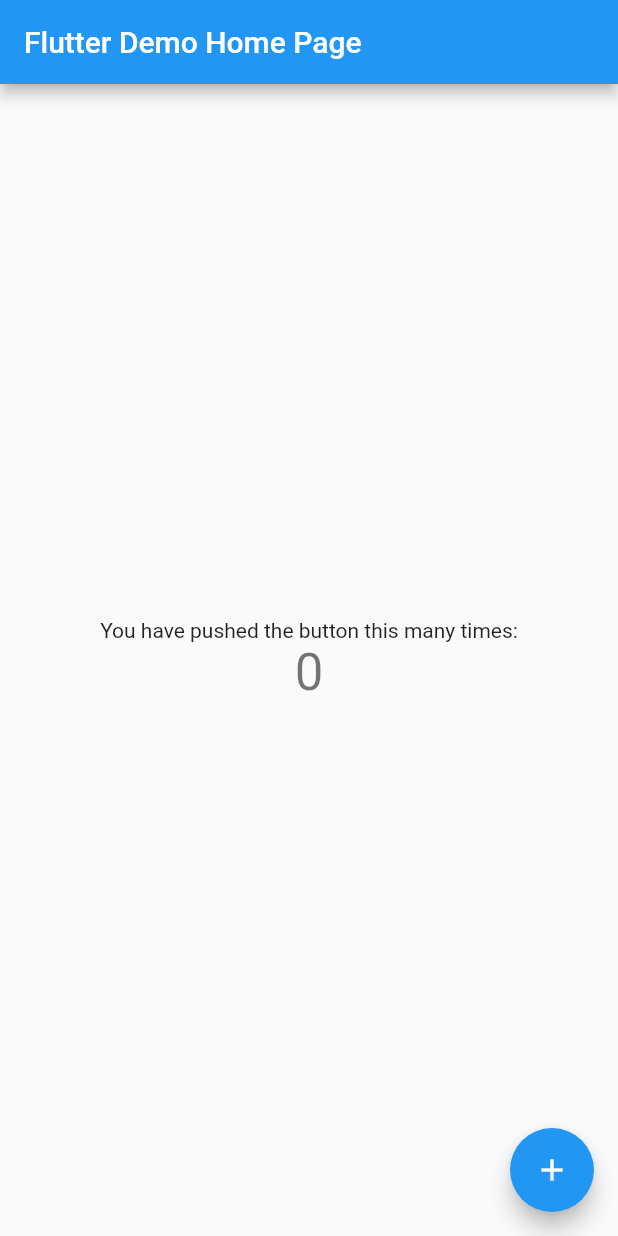
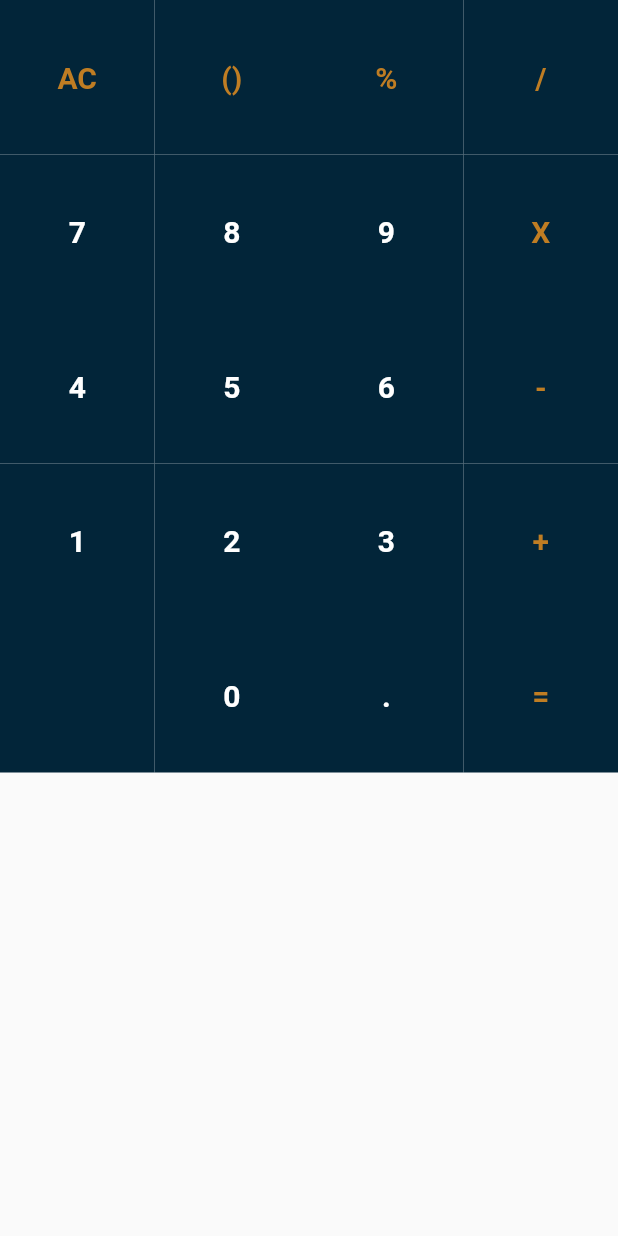
Before and after one commit to fabricio-silva-89/calc, a Flutter app: the screen it shows after launch, on a phone screen of 412 x 824 dp. Run offline on Flutter 3.47's test engine with Material 2 defaults, Android fonts, the phone set to English and light mode, and no system bars; our stand-ins replace google_fonts.

Commit message:
criação do keyboard

```diff
--- /dev/null
+++ b/lib/core/app_colors.dart
@@ -0,0 +1,9 @@
+import 'package:flutter/material.dart';
+
+class AppColors {
+  static final Color blue = Color(0xFF022539);
+  static final Color darkBlue = Color(0xFF011b29);
+  static final Color white = Colors.white;
+  static final Color gold = Color(0xFFbf7d23);
+  static final Color transparent = Colors.transparent;
+}
--- /dev/null
+++ b/lib/core/app_text_styles.dart
@@ -0,0 +1,29 @@
+import 'package:calc/core/app_colors.dart';
+import 'package:flutter/material.dart';
+import 'package:google_fonts/google_fonts.dart';
+
+class AppTextStyles {
+  static final TextStyle keyboardNumber = GoogleFonts.roboto(
+    color: AppColors.white,
+    fontSize: 20.0,
+    fontWeight: FontWeight.bold,
+  );
+
+  static final TextStyle keyboardSymbol = GoogleFonts.roboto(
+    color: AppColors.gold,
+    fontSize: 20.0,
+    fontWeight: FontWeight.bold,
+  );
+
+  static final TextStyle result = GoogleFonts.roboto(
+    color: AppColors.white,
+    fontSize: 32.0,
+    fontWeight: FontWeight.bold,
+  );
+
+  static final TextStyle input = GoogleFonts.roboto(
+    color: AppColors.white,
+    fontSize: 18.0,
+    fontWeight: FontWeight.bold,
+  );
+}
--- /dev/null
+++ b/lib/core/app_widget.dart
@@ -0,0 +1,9 @@
+import 'package:calc/pages/home_page.dart';
+import 'package:flutter/material.dart';
+
+class AppWidget extends StatelessWidget {
+  @override
+  Widget build(BuildContext context) {
+    return HomePage();
+  }
+}
--- a/lib/main.dart
+++ b/lib/main.dart
@@ -1,3 +1,4 @@
+import 'package:calc/pages/home_page.dart';
 import 'package:flutter/material.dart';
 
 void main() {
@@ -5,109 +6,11 @@ void main() {
 }
 
 class MyApp extends StatelessWidget {
-  // This widget is the root of your application.
   @override
   Widget build(BuildContext context) {
     return MaterialApp(
-      title: 'Flutter Demo',
-      theme: ThemeData(
-        // This is the theme of your application.
-        //
-        // Try running your application with "flutter run". You'll see the
-        // application has a blue toolbar. Then, without quitting the app, try
-        // changing the primarySwatch below to Colors.green and then invoke
-        // "hot reload" (press "r" in the console where you ran "flutter run",
-        // or simply save your changes to "hot reload" in a Flutter IDE).
-        // Notice that the counter didn't reset back to zero; the application
-        // is not restarted.
-        primarySwatch: Colors.blue,
-      ),
-      home: MyHomePage(title: 'Flutter Demo Home Page'),
+      title: 'Calc',
+      home: HomePage(),
     );
   }
 }
-
-class MyHomePage extends StatefulWidget {
-  MyHomePage({Key? key, this.title}) : super(key: key);
-
-  // This widget is the home page of your application. It is stateful, meaning
-  // that it has a State object (defined below) that contains fields that affect
-  // how it looks.
-
-  // This class is the configuration for the state. It holds the values (in this
-  // case the title) provided by the parent (in this case the App widget) and
-  // used by the build method of the State. Fields in a Widget subclass are
-  // always marked "final".
-
-  final String? title;
-
-  @override
-  _MyHomePageState createState() => _MyHomePageState();
-}
-
-class _MyHomePageState extends State<MyHomePage> {
-  int _counter = 0;
-
-  void _incrementCounter() {
-    setState(() {
-      // This call to setState tells the Flutter framework that something has
-      // changed in this State, which causes it to rerun the build method below
-      // so that the display can reflect the updated values. If we changed
-      // _counter without calling setState(), then the build method would not be
-      // called again, and so nothing would appear to happen.
-      _counter++;
-    });
-  }
-
-  @override
-  Widget build(BuildContext context) {
-    // This method is rerun every time setState is called, for instance as done
-    // by the _incrementCounter method above.
-    //
-    // The Flutter framework has been optimized to make rerunning build methods
-    // fast, so that you can just rebuild anything that needs updating rather
-    // than having to individually change instances of widgets.
-    return Scaffold(
-      appBar: AppBar(
-        // Here we take the value from the MyHomePage object that was created by
-        // the App.build method, and use it to set our appbar title.
-        title: Text(widget.title!),
-      ),
-      body: Center(
-        // Center is a layout widget. It takes a single child and positions it
-        // in the middle of the parent.
-        child: Column(
-          // Column is also a layout widget. It takes a list of children and
-          // arranges them vertically. By default, it sizes itself to fit its
-          // children horizontally, and tries to be as tall as its parent.
-          //
-          // Invoke "debug painting" (press "p" in the console, choose the
-          // "Toggle Debug Paint" action from the Flutter Inspector in Android
-          // Studio, or the "Toggle Debug Paint" command in Visual Studio Code)
-          // to see the wireframe for each widget.
-          //
-          // Column has various properties to control how it sizes itself and
-          // how it positions its children. Here we use mainAxisAlignment to
-          // center the children vertically; the main axis here is the vertical
-          // axis because Columns are vertical (the cross axis would be
-          // horizontal).
-          mainAxisAlignment: MainAxisAlignment.center,
-          children: <Widget>[
-            Text(
-              'You have pushed the button this many times:',
-            ),
-            Text(
-              '$_counter',
-              style: Theme.of(context).textTheme.headline4,
-            ),
-          ],
-        ),
-      ),
-      floatingActionButton: FloatingActionButton(
-        onPressed: _incrementCounter,
-        tooltip: 'Increment',
-        child: Icon(Icons.add),
-      ), // This trailing comma makes auto-formatting nicer for build methods.
-    );
-  }
-}
--- /dev/null
+++ b/lib/pages/home_page.dart
@@ -0,0 +1,11 @@
+import 'package:calc/widgets/keyboard_widget.dart';
+import 'package:flutter/material.dart';
+
+class HomePage extends StatelessWidget {
+  @override
+  Widget build(BuildContext context) {
+    return Scaffold(
+      body: KeyboardWidget(),
+    );
+  }
+}
--- a/lib/widgets/button_calc_widget.dart
+++ b/lib/widgets/button_calc_widget.dart
@@ -1,16 +1,48 @@
+import 'package:calc/core/app_colors.dart';
+import 'package:calc/core/app_text_styles.dart';
 import 'package:flutter/material.dart';
 
 class ButtonCalcWidget extends StatelessWidget {
   final String label;
+  final TextStyle fontStyle;
+  final VoidCallback? onPressed;
 
-  const ButtonCalcWidget({Key? key, required this.label}) : super(key: key);
+  const ButtonCalcWidget({
+    Key? key,
+    required this.label,
+    this.onPressed,
+    required this.fontStyle,
+  }) : super(key: key);
 
-  // ButtonCalcWidget.darkGrey({required String label, required VoidCallback onTap, this.label,})
+  ButtonCalcWidget.number({
+    required String label,
+    VoidCallback? onPressed,
+  })  : this.label = label,
+        this.fontStyle = AppTextStyles.keyboardNumber,
+        this.onPressed = onPressed;
+
+  ButtonCalcWidget.symbol({
+    required String label,
+    VoidCallback? onPressed,
+  })  : this.label = label,
+        this.fontStyle = AppTextStyles.keyboardSymbol,
+        this.onPressed = onPressed;
 
   @override
   Widget build(BuildContext context) {
+    double size = MediaQuery.of(context).size.width / 4;
+
     return Container(
-      child: Text(this.label),
+      height: size,
+      width: size,
+      color: AppColors.blue,
+      child: TextButton(
+        child: Text(
+          label,
+          style: fontStyle,
+        ),
+        onPressed: onPressed,
+      ),
     );
   }
 }
--- /dev/null
+++ b/lib/widgets/keyboard_widget.dart
@@ -0,0 +1,52 @@
+import 'package:flutter/material.dart';
+import 'button_calc_widget.dart';
+
+class KeyboardWidget extends StatelessWidget {
+  @override
+  Widget build(BuildContext context) {
+    return Column(
+      children: [
+        Row(
+          children: [
+            ButtonCalcWidget.symbol(label: "AC", onPressed: () {}),
+            ButtonCalcWidget.symbol(label: "()", onPressed: () {}),
+            ButtonCalcWidget.symbol(label: "%", onPressed: () {}),
+            ButtonCalcWidget.symbol(label: "/", onPressed: () {}),
+          ],
+        ),
+        Row(
+          children: [
+            ButtonCalcWidget.number(label: "7", onPressed: () {}),
+            ButtonCalcWidget.number(label: "8", onPressed: () {}),
+            ButtonCalcWidget.number(label: "9", onPressed: () {}),
+            ButtonCalcWidget.symbol(label: "X", onPressed: () {}),
+          ],
+        ),
+        Row(
+          children: [
+            ButtonCalcWidget.number(label: "4", onPressed: () {}),
+            ButtonCalcWidget.number(label: "5", onPressed: () {}),
+            ButtonCalcWidget.number(label: "6", onPressed: () {}),
+            ButtonCalcWidget.symbol(label: "-", onPressed: () {}),
+          ],
+        ),
+        Row(
+          children: [
+            ButtonCalcWidget.number(label: "1", onPressed: () {}),
+            ButtonCalcWidget.number(label: "2", onPressed: () {}),
+            ButtonCalcWidget.number(label: "3", onPressed: () {}),
+            ButtonCalcWidget.symbol(label: "+", onPressed: () {}),
+          ],
+        ),
+        Row(
+          children: [
+            ButtonCalcWidget.number(label: ""),
+            ButtonCalcWidget.number(label: "0", onPressed: () {}),
+            ButtonCalcWidget.number(label: ".", onPressed: () {}),
+            ButtonCalcWidget.symbol(label: "=", onPressed: () {}),
+          ],
+        ),
+      ],
+    );
+  }
+}
```
Also changed, not shown: pubspec.yaml (+2 -55 lines), pubspec.lock.
